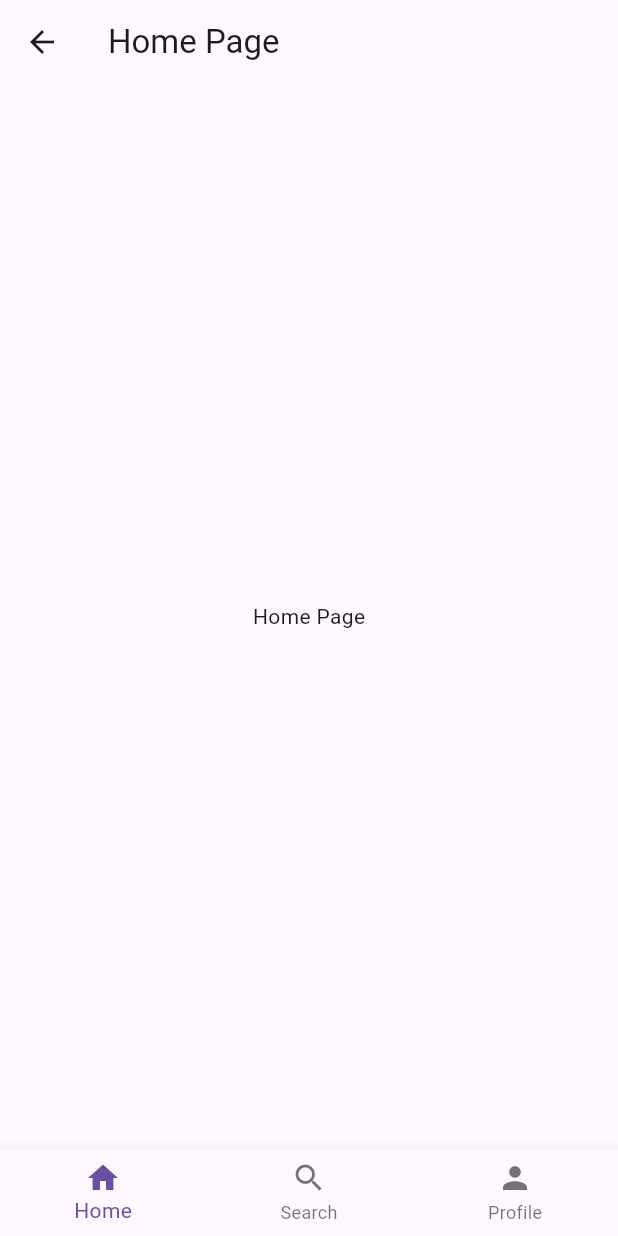
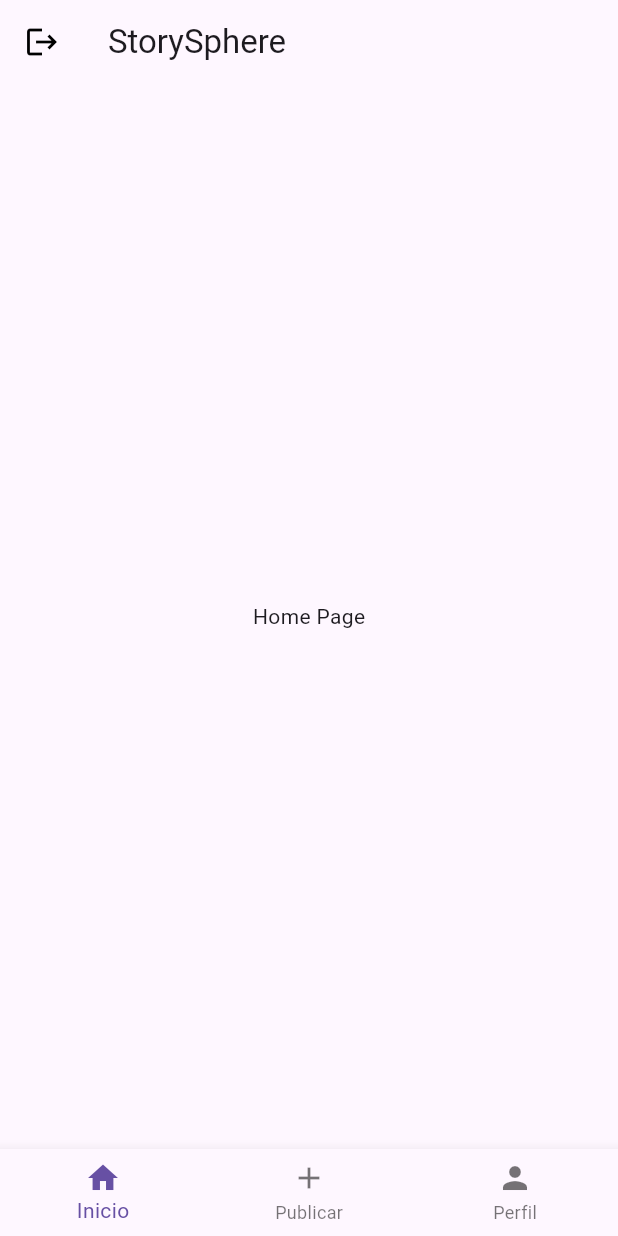
Before and after one commit to Luismm26/Mov1_Gestor_Libros, a Flutter app: the HomePage screen opened directly, on a phone screen of 412 x 824 dp. Run offline on Flutter 3.47's test engine with Material 3 defaults, Android fonts, the phone set to English and light mode, and no system bars.

Commit message:
correcciones
mejoras en las interfaces

```diff
--- a/untitled1/lib/home_screen.dart
+++ b/untitled1/lib/home_screen.dart
@@ -1,4 +1,5 @@
 import 'package:flutter/material.dart';
+import 'package:untitled1/welcome_screen.dart';
 
 class HomePage extends StatefulWidget {
   @override
@@ -24,24 +25,37 @@ class _HomePageState extends State<HomePage> {
   Widget build(BuildContext context) {
     return Scaffold(
       appBar: AppBar(
-        title: Text('Home Page'),
+        title: Text('StorySphere'),
+        backgroundColor: Colors.transparent,
+        elevation: 0,
+        leading: IconButton(
+          icon: Icon(Icons.logout, color: Colors.black),
+          onPressed: () {
+            // Acción para cerrar sesión
+            Navigator.push(
+              context,
+              MaterialPageRoute(builder: (context) => WelcomeScreen()),
+            );
+          },
+        ),
       ),
       body: _children[_currentIndex],
+      child: column(),
       bottomNavigationBar: BottomNavigationBar(
         onTap: onTabTapped,
         currentIndex: _currentIndex,
         items: [
           BottomNavigationBarItem(
-            icon: new Icon(Icons.home),
-            label: 'Home',
+            icon: new Icon(Icons.home ),
+            label: 'Inicio',
           ),
           BottomNavigationBarItem(
-            icon: new Icon(Icons.search),
-            label: 'Search',
+            icon: new Icon(Icons.add),
+            label: 'Publicar',
           ),
           BottomNavigationBarItem(
             icon: Icon(Icons.person),
-            label: 'Profile',
+            label: 'Perfil',
           ),
         ],
       ),
--- a/untitled1/lib/login_screen.dart
+++ b/untitled1/lib/login_screen.dart
@@ -41,6 +41,7 @@ class LoginScreen extends StatelessWidget {
           ),
           Align(
             alignment: Alignment.bottomCenter,
+            child: SingleChildScrollView(
               child: Container(
                 padding: const EdgeInsets.all(24.0),
                 decoration: BoxDecoration(
@@ -156,6 +157,8 @@ class LoginScreen extends StatelessWidget {
                 ),
               ),
             ),
+
+          ),
         ],
       ),
     );
--- a/untitled1/lib/register_screen.dart
+++ b/untitled1/lib/register_screen.dart
@@ -37,6 +37,7 @@ class RegisterScreen extends StatelessWidget {
           ),
           Align(
             alignment: Alignment.bottomCenter,
+            child: SingleChildScrollView(
               child: Container(
                 padding: const EdgeInsets.all(24.0),
                 decoration: BoxDecoration(
@@ -134,6 +135,7 @@ class RegisterScreen extends StatelessWidget {
                 ),
               ),
             ),
+          ),
         ],
       ),
     );
```
Lines whose indentation alone changed are shown as unchanged.
